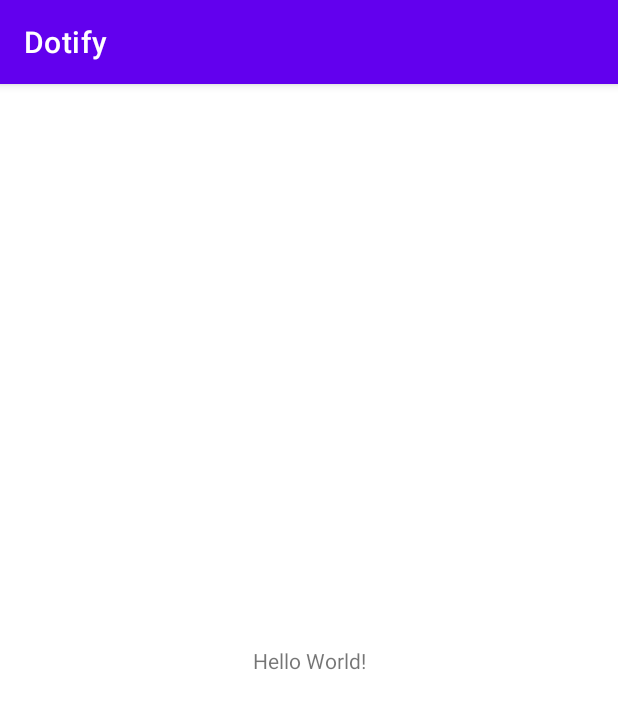
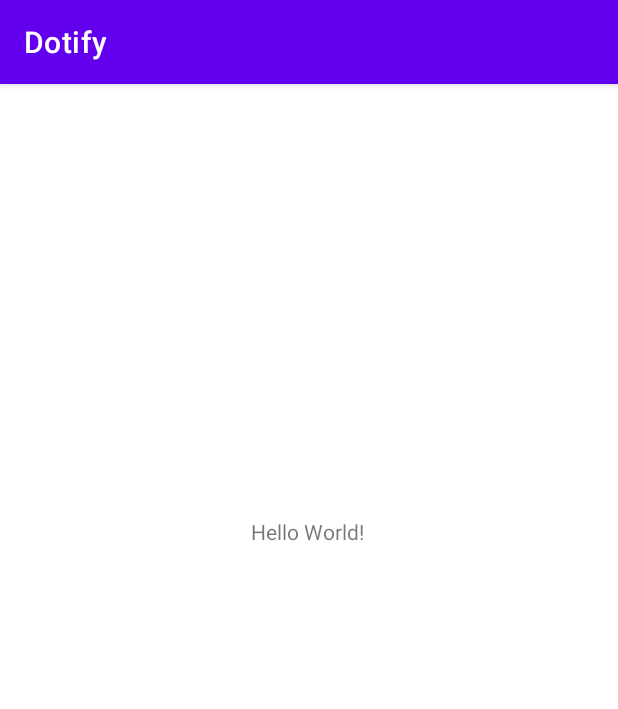
Before and after one commit to rgoyal17/Dotify, an Android app: the screen it shows after launch (MainActivity), on a phone screen of 412 x 824 dp. Shown: the top 709 px of the screen. Run offline under Robolectric (Android 15) with nearby library versions, the phone set to English and light mode, and no system bars.

```diff
--- a/app/src/main/res/layout/activity_main.xml
+++ b/app/src/main/res/layout/activity_main.xml
@@ -9,10 +9,11 @@
     <TextView
         android:layout_width="wrap_content"
         android:layout_height="wrap_content"
+        android:layout_marginBottom="460dp"
         android:text="Hello World!"
         app:layout_constraintBottom_toBottomOf="parent"
+        app:layout_constraintHorizontal_bias="0.498"
         app:layout_constraintLeft_toLeftOf="parent"
-        app:layout_constraintRight_toRightOf="parent"
-        app:layout_constraintTop_toTopOf="parent" />
+        app:layout_constraintRight_toRightOf="parent" />
 
 </androidx.constraintlayout.widget.ConstraintLayout>
```
Also changed, not shown: app/src/main/res/drawable/dotify.jpg (added).
